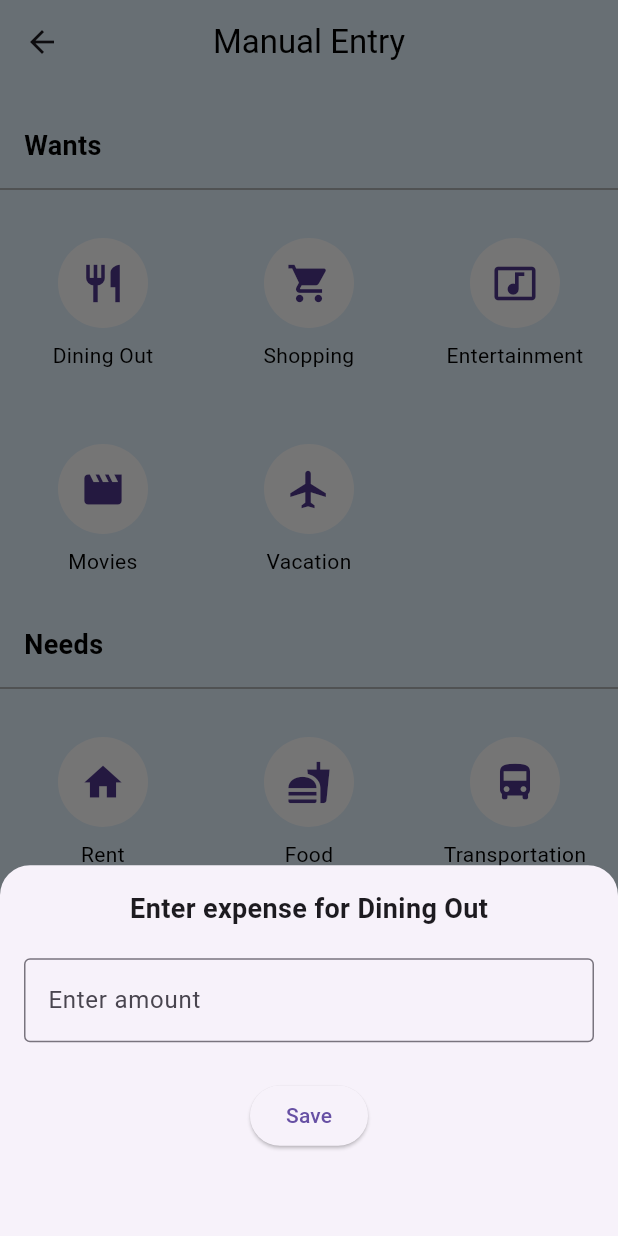
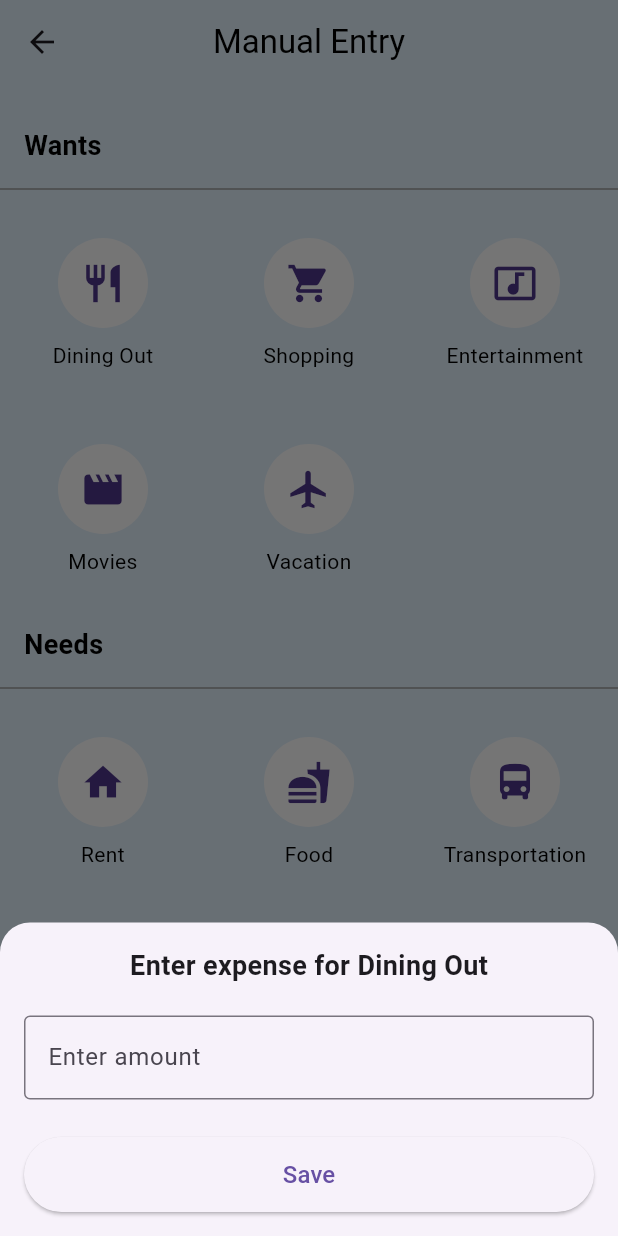
Before and after one commit to kvssks/stash-fund, a Flutter app: the ManualPage screen opened by its route, after a tap on "Dining Out", on a phone screen of 412 x 824 dp. Run offline on Flutter 3.47's test engine with Material 3 defaults, Android fonts, the phone set to English and light mode, and no system bars; our stand-ins replace animated_text_kit; missing offline and left inert: gradient_circular_progress_indicator.

Commit message:
_showBottomSheet changes dynamically with the keyboard

```diff
--- a/lib/screens/manual_entry.dart
+++ b/lib/screens/manual_entry.dart
@@ -121,15 +121,18 @@ class _ManualPageState extends State<ManualPage> {
     shape: RoundedRectangleBorder(
       borderRadius: BorderRadius.vertical(top: Radius.circular(20)),
     ),
-    isScrollControlled: true, // Ensures the bottom sheet can occupy more height
+    isScrollControlled: true, // Allows the bottom sheet to resize when the keyboard is shown
     builder: (BuildContext context) {
-      return FractionallySizedBox(
-        heightFactor: 0.3, // Adjust this to control the height (80% of screen height)
-        child: Padding(
-          padding: const EdgeInsets.all(16.0),
+      return Padding(
+        padding: EdgeInsets.only(
+          left: 16.0,
+          right: 16.0,
+          bottom: MediaQuery.of(context).viewInsets.bottom, // Dynamic padding to handle keyboard height
+        ),
         child: Column(
-            mainAxisSize: MainAxisSize.max, // Takes up the available height
+          mainAxisSize: MainAxisSize.min, // Automatically adjusts to fit content
           children: [
+            SizedBox(height: 16),
             Text(
               'Enter expense for $category',
               style: TextStyle(fontSize: 18, fontWeight: FontWeight.bold),
@@ -144,23 +147,34 @@ class _ManualPageState extends State<ManualPage> {
               ),
             ),
             SizedBox(height: 25),
-              ElevatedButton(
+            SizedBox(
+              width: double.infinity, // Makes the button full-width
+              height: 50, // Adjust the height as needed
+              child: ElevatedButton(
+                style: ElevatedButton.styleFrom(
+                  padding: EdgeInsets.symmetric(vertical: 12),
+                ),
                 onPressed: () {
+                  if (amountController.text.isNotEmpty) {
+                    final amount = double.tryParse(amountController.text);
+                    if (amount != null) {
                       setState(() {
-                    manualexpense[category] =
-                        double.tryParse(amountController.text) ?? 0.0;
+                        manualexpense[category] = amount;
                       });
-                  // print(manualexpense);
                       Navigator.pop(context);
+                    }
+                  }
                 },
-                child: Text('Save'),
+                child: Text('Save', style: TextStyle(fontSize: 16)), // Adjust text size
               ),
+            ),
+            SizedBox(height: 16), // Space at the bottom
           ],
-          ),
         ),
       );
     },
   );
 }
 
+
 }
```
Also changed, not shown: lib/screens/categories.dart (+9 -8 lines), pubspec.lock. Lines whose indentation alone changed are shown as unchanged.
